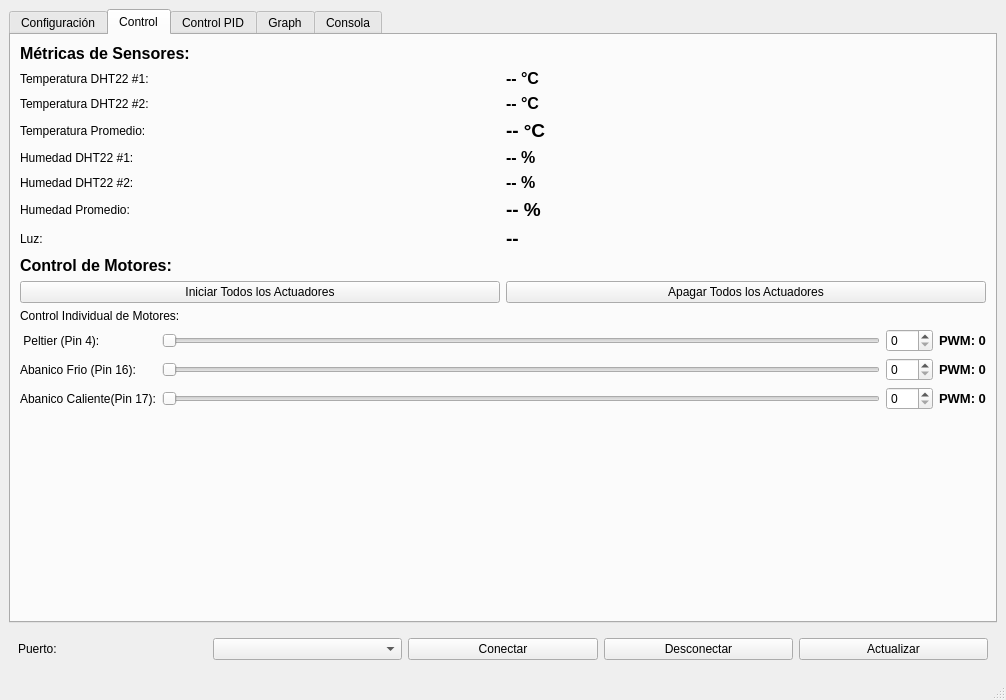
Before: the Qt Designer form mainwindow.ui in cybershibo/GUI-Germini, drawn with Qt 5.
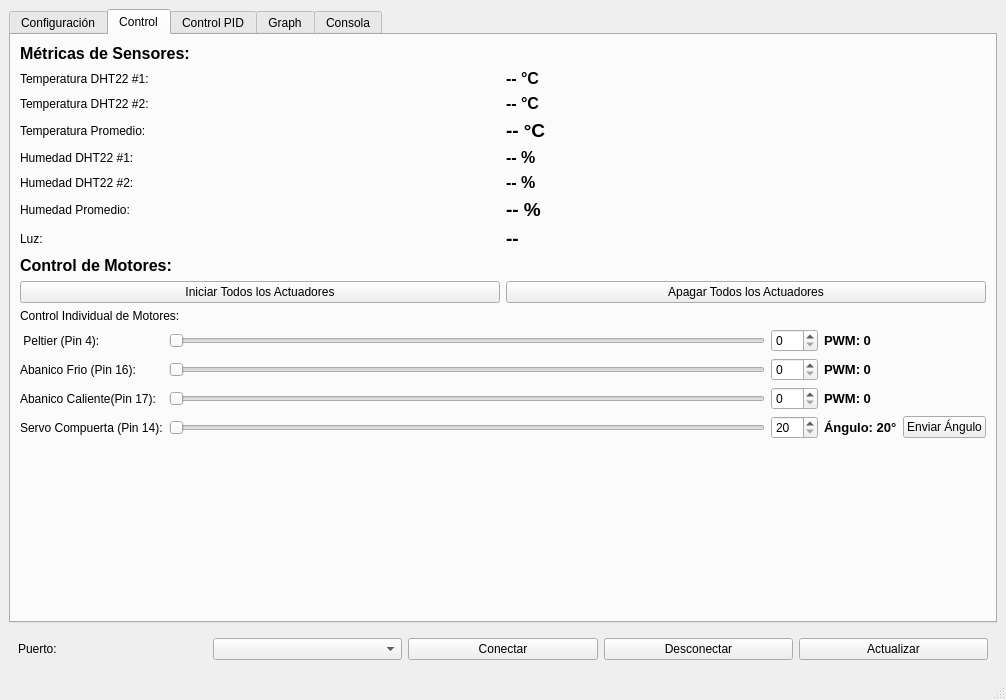
After: the same form once the commit is applied.

Commit message: Soporte para control manual de servo

```diff
--- a/mainwindow.ui
+++ b/mainwindow.ui
@@ -541,6 +541,62 @@
             </property>
            </widget>
           </item>
+          <item row="3" column="0">
+           <widget class="QLabel" name="labelServo">
+            <property name="text">
+             <string>Servo Compuerta (Pin 14):</string>
+            </property>
+           </widget>
+          </item>
+          <item row="3" column="1">
+           <widget class="QSlider" name="sliderServo">
+            <property name="minimum">
+             <number>20</number>
+            </property>
+            <property name="maximum">
+             <number>155</number>
+            </property>
+            <property name="value">
+             <number>20</number>
+            </property>
+            <property name="orientation">
+             <enum>Qt::Orientation::Horizontal</enum>
+            </property>
+            </widget>
+          </item>
+          <item row="3" column="2">
+           <widget class="QSpinBox" name="spinBoxServo">
+            <property name="minimum">
+             <number>20</number>
+            </property>
+            <property name="maximum">
+             <number>155</number>
+            </property>
+            <property name="value">
+             <number>20</number>
+            </property>
+           </widget>
+          </item>
+          <item row="3" column="3">
+           <widget class="QLabel" name="labelServoAngle">
+            <property name="font">
+             <font>
+              <pointsize>10</pointsize>
+              <bold>true</bold>
+             </font>
+            </property>
+            <property name="text">
+             <string>Ángulo: 20°</string>
+            </property>
+           </widget>
+          </item>
+          <item row="3" column="4">
+           <widget class="QPushButton" name="btnSendServoAngle">
+            <property name="text">
+             <string>Enviar Ángulo</string>
+            </property>
+           </widget>
+          </item>
          </layout>
         </item>
         <item>
```
The commit also changes 2 other files.
